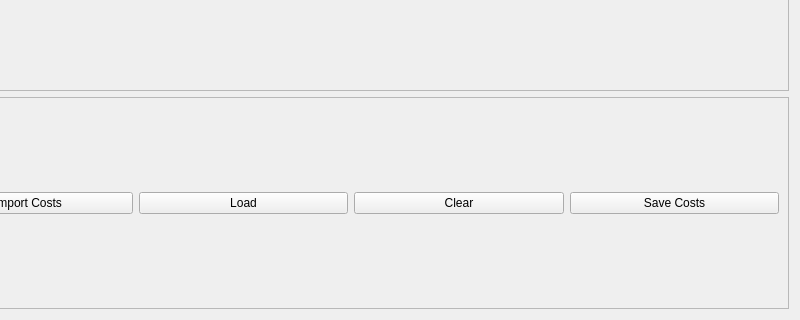
Before: the Qt Designer form ui/CostsTab.ui in CS-4820-Library-Project/COUNTER-5-Report-Tool-2020-5.0, drawn with Qt 5; both pictures show x 98 to 898 and y 351 to 671 of the 898 by 671 pixel window.
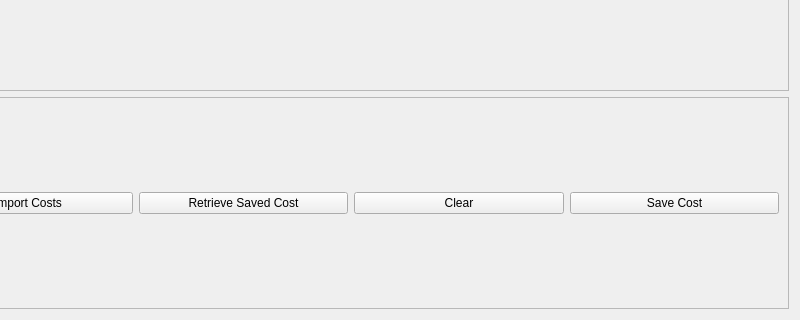
After: the same form once the commit is applied. Icons and pictures are not drawn.

Commit message: renamed buttons in CostsTab.ui at Melissa's request

Patch:
```diff
--- a/ui/CostsTab.ui
+++ b/ui/CostsTab.ui
@@ -177,14 +177,14 @@
       <item row="0" column="1">
        <widget class="QPushButton" name="costs_load_button">
         <property name="text">
-         <string>Load</string>
+         <string>Retrieve Saved Cost</string>
         </property>
        </widget>
       </item>
       <item row="0" column="3">
        <widget class="QPushButton" name="costs_save_button">
         <property name="text">
-         <string>Save Costs</string>
+         <string>Save Cost</string>
         </property>
        </widget>
       </item>
```
The commit also changes 1 other file.
